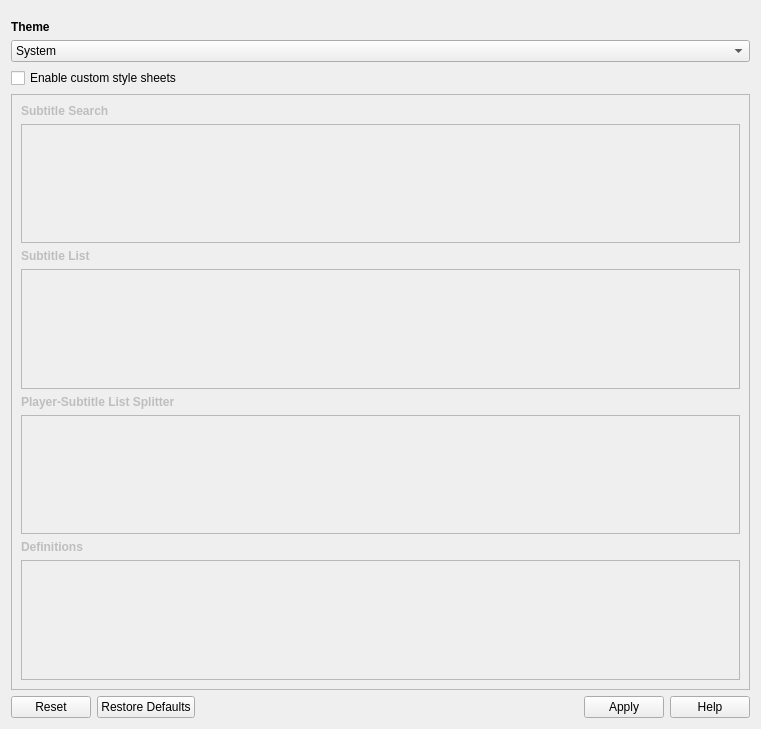
This is src/gui/widgets/interfacesettings.ui in ripose-jp/Memento as Qt 5 draws it before an edit. The edited form follows.
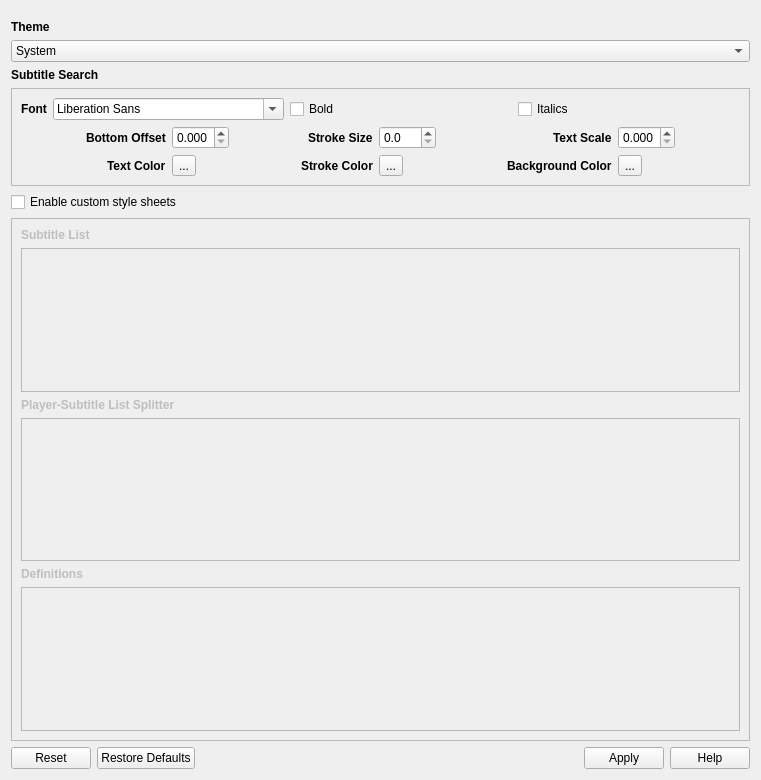
This is the edited form.

Commit message: Can now set the offset where subtitles appear

Diff of the .ui file:
```diff
--- a/src/gui/widgets/interfacesettings.ui
+++ b/src/gui/widgets/interfacesettings.ui
@@ -7,7 +7,7 @@
     <x>0</x>
     <y>0</y>
     <width>761</width>
-    <height>729</height>
+    <height>780</height>
    </rect>
   </property>
   <property name="windowTitle">
@@ -28,7 +28,7 @@
         <x>0</x>
         <y>0</y>
         <width>749</width>
-        <height>673</height>
+        <height>724</height>
        </rect>
       </property>
       <layout class="QVBoxLayout" name="verticalLayout_2">
@@ -73,6 +73,284 @@
          </item>
         </widget>
        </item>
+       <item>
+        <widget class="QLabel" name="labelSubSearch">
+         <property name="font">
+          <font>
+           <weight>75</weight>
+           <bold>true</bold>
+          </font>
+         </property>
+         <property name="text">
+          <string>Subtitle Search</string>
+         </property>
+        </widget>
+       </item>
+       <item>
+        <widget class="QFrame" name="frameSubSearch">
+         <property name="enabled">
+          <bool>true</bool>
+         </property>
+         <property name="frameShape">
+          <enum>QFrame::StyledPanel</enum>
+         </property>
+         <property name="frameShadow">
+          <enum>QFrame::Raised</enum>
+         </property>
+         <layout class="QVBoxLayout" name="verticalLayout_3">
+          <item>
+           <layout class="QHBoxLayout" name="layoutSubFont">
+            <item>
+             <widget class="QLabel" name="labelSubFont">
+              <property name="sizePolicy">
+               <sizepolicy hsizetype="Fixed" vsizetype="Preferred">
+                <horstretch>0</horstretch>
+                <verstretch>0</verstretch>
+               </sizepolicy>
+              </property>
+              <property name="font">
+               <font>
+                <weight>75</weight>
+                <bold>true</bold>
+               </font>
+              </property>
+              <property name="text">
+               <string>Font</string>
+              </property>
+             </widget>
+            </item>
+            <item>
+             <widget class="QFontComboBox" name="fontComboSub"/>
+            </item>
+            <item>
+             <widget class="QCheckBox" name="checkSubBold">
+              <property name="text">
+               <string>Bold</string>
+              </property>
+             </widget>
+            </item>
+            <item>
+             <widget class="QCheckBox" name="checkSubItalic">
+              <property name="text">
+               <string>Italics</string>
+              </property>
+             </widget>
+            </item>
+           </layout>
+          </item>
+          <item>
+           <layout class="QGridLayout" name="gridLayout">
+            <item row="0" column="1" alignment="Qt::AlignRight">
+             <widget class="QLabel" name="labelSubOffset">
+              <property name="font">
+               <font>
+                <weight>75</weight>
+                <bold>true</bold>
+               </font>
+              </property>
+              <property name="text">
+               <string>Bottom Offset</string>
+              </property>
+             </widget>
+            </item>
+            <item row="0" column="2">
+             <widget class="QDoubleSpinBox" name="spinSubOffset">
+              <property name="toolTip">
+               <string>How high the subtitle search should appear from the bottom relative the size of the player.
+A value of 0 positions the subtitle at the bottom.
+A value of 1 positions the subtitle at the top.</string>
+              </property>
+              <property name="decimals">
+               <number>3</number>
+              </property>
+              <property name="maximum">
+               <double>1.000000000000000</double>
+              </property>
+              <property name="singleStep">
+               <double>0.010000000000000</double>
+              </property>
+             </widget>
+            </item>
+            <item row="0" column="4" alignment="Qt::AlignRight">
+             <widget class="QLabel" name="labelSubStrokeSize">
+              <property name="font">
+               <font>
+                <weight>75</weight>
+                <bold>true</bold>
+               </font>
+              </property>
+              <property name="text">
+               <string>Stroke Size</string>
+              </property>
+             </widget>
+            </item>
+            <item row="0" column="7" alignment="Qt::AlignRight">
+             <widget class="QLabel" name="labelSubScale">
+              <property name="font">
+               <font>
+                <weight>75</weight>
+                <bold>true</bold>
+               </font>
+              </property>
+              <property name="text">
+               <string>Text Scale</string>
+              </property>
+             </widget>
+            </item>
+            <item row="1" column="8">
+             <widget class="QToolButton" name="buttonSubBackground">
+              <property name="toolTip">
+               <string>The color of the background.</string>
+              </property>
+              <property name="text">
+               <string>...</string>
+              </property>
+             </widget>
+            </item>
+            <item row="1" column="1" alignment="Qt::AlignRight">
+             <widget class="QLabel" name="labelSubColor">
+              <property name="font">
+               <font>
+                <weight>75</weight>
+                <bold>true</bold>
+               </font>
+              </property>
+              <property name="text">
+               <string>Text Color</string>
+              </property>
+             </widget>
+            </item>
+            <item row="0" column="9">
+             <spacer name="horizontalSpacer_2">
+              <property name="orientation">
+               <enum>Qt::Horizontal</enum>
+              </property>
+              <property name="sizeHint" stdset="0">
+               <size>
+                <width>40</width>
+                <height>20</height>
+               </size>
+              </property>
+             </spacer>
+            </item>
+            <item row="1" column="4" alignment="Qt::AlignRight">
+             <widget class="QLabel" name="labelSubStrokeColor">
+              <property name="font">
+               <font>
+                <weight>75</weight>
+                <bold>true</bold>
+               </font>
+              </property>
+              <property name="text">
+               <string>Stroke Color</string>
+              </property>
+             </widget>
+            </item>
+            <item row="1" column="5">
+             <widget class="QToolButton" name="buttonSubStroke">
+              <property name="toolTip">
+               <string>The color of the stroke.</string>
+              </property>
+              <property name="text">
+               <string>...</string>
+              </property>
+             </widget>
+            </item>
+            <item row="0" column="0">
+             <spacer name="horizontalSpacer">
+              <property name="orientation">
+               <enum>Qt::Horizontal</enum>
+              </property>
+              <property name="sizeHint" stdset="0">
+               <size>
+                <width>40</width>
+                <height>20</height>
+               </size>
+              </property>
+             </spacer>
+            </item>
+            <item row="0" column="3">
+             <spacer name="horizontalSpacer_3">
+              <property name="orientation">
+               <enum>Qt::Horizontal</enum>
+              </property>
+              <property name="sizeHint" stdset="0">
+               <size>
+                <width>40</width>
+                <height>20</height>
+               </size>
+              </property>
+             </spacer>
+            </item>
+            <item row="1" column="2">
+             <widget class="QToolButton" name="buttonSubColo">
+              <property name="toolTip">
+               <string>The color of the text.</string>
+              </property>
+              <property name="text">
+               <string>...</string>
+              </property>
+             </widget>
+            </item>
+            <item row="0" column="8">
+             <widget class="QDoubleSpinBox" name="spinSubScale">
+              <property name="toolTip">
+               <string>How large the text should appear relative to the size of the player.
+A value of 0.1 would make each character 10% of the height of the player.</string>
+              </property>
+              <property name="decimals">
+               <number>3</number>
+              </property>
+              <property name="maximum">
+               <double>1.000000000000000</double>
+              </property>
+              <property name="singleStep">
+               <double>0.010000000000000</double>
+              </property>
+             </widget>
+            </item>
+            <item row="1" column="7" alignment="Qt::AlignRight">
+             <widget class="QLabel" name="labelSubBackground">
+              <property name="font">
+               <font>
+                <weight>75</weight>
+                <bold>true</bold>
+               </font>
+              </property>
+              <property name="text">
+               <string>Background Color</string>
+              </property>
+             </widget>
+            </item>
+            <item row="0" column="5">
+             <widget class="QDoubleSpinBox" name="doubleSpinBox">
+              <property name="toolTip">
+               <string>Size of the stroke around text.
+A value of 0 disables stroke.</string>
+              </property>
+              <property name="decimals">
+               <number>1</number>
+              </property>
+             </widget>
+            </item>
+            <item row="0" column="6">
+             <spacer name="horizontalSpacer_4">
+              <property name="orientation">
+               <enum>Qt::Horizontal</enum>
+              </property>
+              <property name="sizeHint" stdset="0">
+               <size>
+                <width>40</width>
+                <height>20</height>
+               </size>
+              </property>
+             </spacer>
+            </item>
+           </layout>
+          </item>
+         </layout>
+        </widget>
+       </item>
        <item>
         <widget class="QCheckBox" name="checkStyleSheets">
          <property name="toolTip">
@@ -96,22 +374,6 @@
           <enum>QFrame::Raised</enum>
          </property>
          <layout class="QVBoxLayout" name="verticalLayout">
-          <item>
-           <widget class="QLabel" name="labelSubSearch">
-            <property name="font">
-             <font>
-              <weight>75</weight>
-              <bold>true</bold>
-             </font>
-            </property>
-            <property name="text">
-             <string>Subtitle Search</string>
-            </property>
-           </widget>
-          </item>
-          <item>
-           <widget class="QPlainTextEdit" name="editSubSearch"/>
-          </item>
           <item>
            <widget class="QLabel" name="labelSubList">
             <property name="font">
```
The commit also changes 8 other files.
